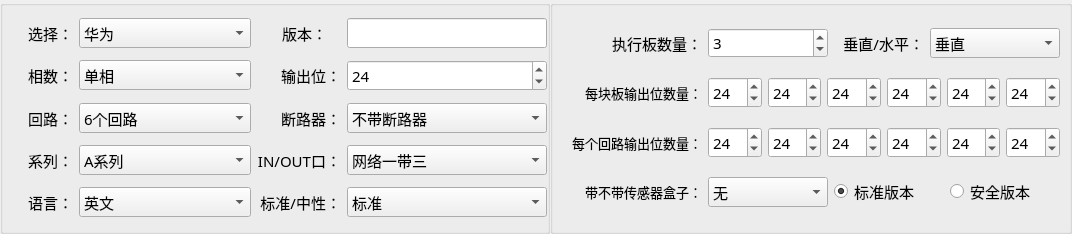
First picture: the form in PDU-QualityTest/home/home_mpduparamwid.ui, repository ChinaClever/PDU-QualityTest, before the edit.
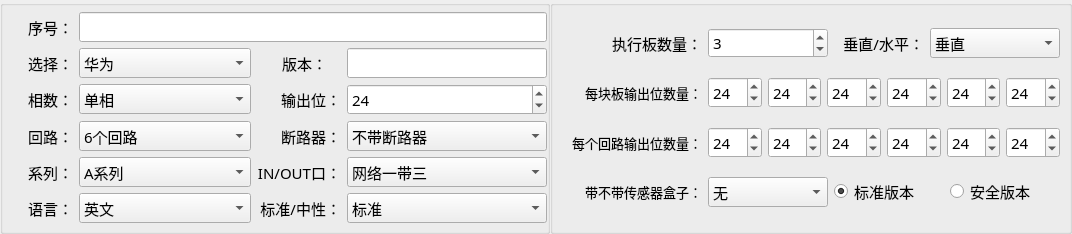
Second picture: the form after the edit.

What changed in the file:
```diff
--- a/PDU-QualityTest/home/home_mpduparamwid.ui
+++ b/PDU-QualityTest/home/home_mpduparamwid.ui
@@ -71,85 +71,7 @@
       <property name="verticalSpacing">
        <number>0</number>
       </property>
-      <item row="0" column="0">
-       <widget class="QLabel" name="label_1">
-        <property name="minimumSize">
-         <size>
-          <width>60</width>
-          <height>30</height>
-         </size>
-        </property>
-        <property name="maximumSize">
-         <size>
-          <width>70</width>
-          <height>16777215</height>
-         </size>
-        </property>
-        <property name="text">
-         <string>选择：</string>
-        </property>
-        <property name="alignment">
-         <set>Qt::AlignRight|Qt::AlignTrailing|Qt::AlignVCenter</set>
-        </property>
-       </widget>
-      </item>
-      <item row="0" column="1">
-       <widget class="QComboBox" name="verBox">
-        <property name="minimumSize">
-         <size>
-          <width>0</width>
-          <height>30</height>
-         </size>
-        </property>
-        <property name="maximumSize">
-         <size>
-          <width>200</width>
-          <height>16777215</height>
-         </size>
-        </property>
-        <property name="currentIndex">
-         <number>0</number>
-        </property>
-        <item>
-         <property name="text">
-          <string>华为</string>
-         </property>
-        </item>
-        <item>
-         <property name="text">
-          <string>一期</string>
-         </property>
-        </item>
-        <item>
-         <property name="text">
-          <string>二期</string>
-         </property>
-        </item>
-       </widget>
-      </item>
-      <item row="0" column="2">
-       <widget class="QLabel" name="label_2">
-        <property name="minimumSize">
-         <size>
-          <width>60</width>
-          <height>30</height>
-         </size>
-        </property>
-        <property name="maximumSize">
-         <size>
-          <width>70</width>
-          <height>16777215</height>
-         </size>
-        </property>
-        <property name="text">
-         <string>版本：</string>
-        </property>
-        <property name="alignment">
-         <set>Qt::AlignRight|Qt::AlignTrailing|Qt::AlignVCenter</set>
-        </property>
-       </widget>
-      </item>
-      <item row="0" column="3">
+      <item row="1" column="3">
        <widget class="QLineEdit" name="versionEdit">
         <property name="minimumSize">
          <size>
@@ -165,30 +87,8 @@
         </property>
        </widget>
       </item>
-      <item row="1" column="0">
-       <widget class="QLabel" name="label_3">
-        <property name="minimumSize">
-         <size>
-          <width>60</width>
-          <height>30</height>
-         </size>
-        </property>
-        <property name="maximumSize">
-         <size>
-          <width>70</width>
-          <height>16777215</height>
-         </size>
-        </property>
-        <property name="text">
-         <string>相数：</string>
-        </property>
-        <property name="alignment">
-         <set>Qt::AlignRight|Qt::AlignTrailing|Qt::AlignVCenter</set>
-        </property>
-       </widget>
-      </item>
-      <item row="1" column="1">
-       <widget class="QComboBox" name="lineBox">
+      <item row="4" column="3">
+       <widget class="QComboBox" name="modbusBox">
         <property name="minimumSize">
          <size>
           <width>0</width>
@@ -197,7 +97,7 @@
         </property>
         <item>
          <property name="text">
-          <string>单相</string>
+          <string>网络一带三</string>
          </property>
         </item>
         <item>
@@ -207,7 +107,7 @@
         </item>
        </widget>
       </item>
-      <item row="1" column="2">
+      <item row="2" column="2">
        <widget class="QLabel" name="label_4">
         <property name="minimumSize">
          <size>
@@ -229,45 +129,7 @@
         </property>
        </widget>
       </item>
-      <item row="1" column="3">
-       <widget class="QSpinBox" name="outputSpin">
-        <property name="minimumSize">
-         <size>
-          <width>0</width>
-          <height>30</height>
-         </size>
-        </property>
-        <property name="maximum">
-         <number>42</number>
-        </property>
-        <property name="value">
-         <number>24</number>
-        </property>
-       </widget>
-      </item>
-      <item row="2" column="0">
-       <widget class="QLabel" name="label_5">
-        <property name="minimumSize">
-         <size>
-          <width>60</width>
-          <height>30</height>
-         </size>
-        </property>
-        <property name="maximumSize">
-         <size>
-          <width>70</width>
-          <height>16777215</height>
-         </size>
-        </property>
-        <property name="text">
-         <string>回路：</string>
-        </property>
-        <property name="alignment">
-         <set>Qt::AlignRight|Qt::AlignTrailing|Qt::AlignVCenter</set>
-        </property>
-       </widget>
-      </item>
-      <item row="2" column="1">
+      <item row="3" column="1">
        <widget class="QComboBox" name="loopBox">
         <property name="minimumSize">
          <size>
@@ -305,8 +167,8 @@
         </item>
        </widget>
       </item>
-      <item row="2" column="2">
-       <widget class="QLabel" name="label_6">
+      <item row="1" column="2">
+       <widget class="QLabel" name="label_2">
         <property name="minimumSize">
          <size>
           <width>60</width>
@@ -315,12 +177,122 @@
         </property>
         <property name="maximumSize">
          <size>
+          <width>70</width>
+          <height>16777215</height>
+         </size>
+        </property>
+        <property name="text">
+         <string>版本：</string>
+        </property>
+        <property name="alignment">
+         <set>Qt::AlignRight|Qt::AlignTrailing|Qt::AlignVCenter</set>
+        </property>
+       </widget>
+      </item>
+      <item row="4" column="2">
+       <widget class="QLabel" name="label_8">
+        <property name="minimumSize">
+         <size>
+          <width>60</width>
+          <height>30</height>
+         </size>
+        </property>
+        <property name="maximumSize">
+         <size>
           <width>90</width>
           <height>16777215</height>
          </size>
         </property>
         <property name="text">
-         <string>断路器：</string>
+         <string>IN/OUT口：</string>
+        </property>
+        <property name="alignment">
+         <set>Qt::AlignRight|Qt::AlignTrailing|Qt::AlignVCenter</set>
+        </property>
+       </widget>
+      </item>
+      <item row="3" column="0">
+       <widget class="QLabel" name="label_5">
+        <property name="minimumSize">
+         <size>
+          <width>60</width>
+          <height>30</height>
+         </size>
+        </property>
+        <property name="maximumSize">
+         <size>
+          <width>70</width>
+          <height>16777215</height>
+         </size>
+        </property>
+        <property name="text">
+         <string>回路：</string>
+        </property>
+        <property name="alignment">
+         <set>Qt::AlignRight|Qt::AlignTrailing|Qt::AlignVCenter</set>
+        </property>
+       </widget>
+      </item>
+      <item row="1" column="0">
+       <widget class="QLabel" name="label_1">
+        <property name="minimumSize">
+         <size>
+          <width>60</width>
+          <height>30</height>
+         </size>
+        </property>
+        <property name="maximumSize">
+         <size>
+          <width>70</width>
+          <height>16777215</height>
+         </size>
+        </property>
+        <property name="text">
+         <string>选择：</string>
+        </property>
+        <property name="alignment">
+         <set>Qt::AlignRight|Qt::AlignTrailing|Qt::AlignVCenter</set>
+        </property>
+       </widget>
+      </item>
+      <item row="5" column="2">
+       <widget class="QLabel" name="label_10">
+        <property name="minimumSize">
+         <size>
+          <width>60</width>
+          <height>30</height>
+         </size>
+        </property>
+        <property name="maximumSize">
+         <size>
+          <width>90</width>
+          <height>16777215</height>
+         </size>
+        </property>
+        <property name="text">
+         <string>标准/中性：</string>
+        </property>
+        <property name="alignment">
+         <set>Qt::AlignRight|Qt::AlignTrailing|Qt::AlignVCenter</set>
+        </property>
+       </widget>
+      </item>
+      <item row="4" column="0">
+       <widget class="QLabel" name="label_7">
+        <property name="minimumSize">
+         <size>
+          <width>60</width>
+          <height>30</height>
+         </size>
+        </property>
+        <property name="maximumSize">
+         <size>
+          <width>70</width>
+          <height>16777215</height>
+         </size>
+        </property>
+        <property name="text">
+         <string>系列：</string>
         </property>
         <property name="alignment">
          <set>Qt::AlignRight|Qt::AlignTrailing|Qt::AlignVCenter</set>
@@ -328,6 +300,42 @@
        </widget>
       </item>
       <item row="2" column="3">
+       <widget class="QSpinBox" name="outputSpin">
+        <property name="minimumSize">
+         <size>
+          <width>0</width>
+          <height>30</height>
+         </size>
+        </property>
+        <property name="maximum">
+         <number>42</number>
+        </property>
+        <property name="value">
+         <number>24</number>
+        </property>
+       </widget>
+      </item>
+      <item row="2" column="1">
+       <widget class="QComboBox" name="lineBox">
+        <property name="minimumSize">
+         <size>
+          <width>0</width>
+          <height>30</height>
+         </size>
+        </property>
+        <item>
+         <property name="text">
+          <string>单相</string>
+         </property>
+        </item>
+        <item>
+         <property name="text">
+          <string>三相</string>
+         </property>
+        </item>
+       </widget>
+      </item>
+      <item row="3" column="3">
        <widget class="QComboBox" name="breakerBox">
         <property name="minimumSize">
          <size>
@@ -347,8 +355,48 @@
         </item>
        </widget>
       </item>
-      <item row="3" column="0">
-       <widget class="QLabel" name="label_7">
+      <item row="5" column="1">
+       <widget class="QComboBox" name="languageBox">
+        <property name="minimumSize">
+         <size>
+          <width>0</width>
+          <height>30</height>
+         </size>
+        </property>
+        <item>
+         <property name="text">
+          <string>英文</string>
+         </property>
+        </item>
+        <item>
+         <property name="text">
+          <string>中文</string>
+         </property>
+        </item>
+       </widget>
+      </item>
+      <item row="5" column="3">
+       <widget class="QComboBox" name="standardBox">
+        <property name="minimumSize">
+         <size>
+          <width>0</width>
+          <height>30</height>
+         </size>
+        </property>
+        <item>
+         <property name="text">
+          <string>标准</string>
+         </property>
+        </item>
+        <item>
+         <property name="text">
+          <string>中性</string>
+         </property>
+        </item>
+       </widget>
+      </item>
+      <item row="2" column="0">
+       <widget class="QLabel" name="label_3">
         <property name="minimumSize">
          <size>
           <width>60</width>
@@ -362,14 +410,70 @@
          </size>
         </property>
         <property name="text">
-         <string>系列：</string>
+         <string>相数：</string>
         </property>
         <property name="alignment">
          <set>Qt::AlignRight|Qt::AlignTrailing|Qt::AlignVCenter</set>
         </property>
        </widget>
       </item>
-      <item row="3" column="1">
+      <item row="3" column="2">
+       <widget class="QLabel" name="label_6">
+        <property name="minimumSize">
+         <size>
+          <width>60</width>
+          <height>30</height>
+         </size>
+        </property>
+        <property name="maximumSize">
+         <size>
+          <width>90</width>
+          <height>16777215</height>
+         </size>
+        </property>
+        <property name="text">
+         <string>断路器：</string>
+        </property>
+        <property name="alignment">
+         <set>Qt::AlignRight|Qt::AlignTrailing|Qt::AlignVCenter</set>
+        </property>
+       </widget>
+      </item>
+      <item row="1" column="1">
+       <widget class="QComboBox" name="verBox">
+        <property name="minimumSize">
+         <size>
+          <width>0</width>
+          <height>30</height>
+         </size>
+        </property>
+        <property name="maximumSize">
+         <size>
+          <width>200</width>
+          <height>16777215</height>
+         </size>
+        </property>
+        <property name="currentIndex">
+         <number>0</number>
+        </property>
+        <item>
+         <property name="text">
+          <string>华为</string>
+         </property>
+        </item>
+        <item>
+         <property name="text">
+          <string>一期</string>
+         </property>
+        </item>
+        <item>
+         <property name="text">
+          <string>二期</string>
+         </property>
+        </item>
+       </widget>
+      </item>
+      <item row="4" column="1">
        <widget class="QComboBox" name="seriesBox">
         <property name="minimumSize">
          <size>
@@ -404,49 +508,7 @@
         </item>
        </widget>
       </item>
-      <item row="3" column="2">
-       <widget class="QLabel" name="label_8">
-        <property name="minimumSize">
-         <size>
-          <width>60</width>
-          <height>30</height>
-         </size>
-        </property>
-        <property name="maximumSize">
-         <size>
-          <width>90</width>
-          <height>16777215</height>
-         </size>
-        </property>
-        <property name="text">
-         <string>IN/OUT口：</string>
-        </property>
-        <property name="alignment">
-         <set>Qt::AlignRight|Qt::AlignTrailing|Qt::AlignVCenter</set>
-        </property>
-       </widget>
-      </item>
-      <item row="3" column="3">
-       <widget class="QComboBox" name="modbusBox">
-        <property name="minimumSize">
-         <size>
-          <width>0</width>
-          <height>30</height>
-         </size>
-        </property>
-        <item>
-         <property name="text">
-          <string>网络一带三</string>
-         </property>
-        </item>
-        <item>
-         <property name="text">
-          <string>Modbus</string>
-         </property>
-        </item>
-       </widget>
-      </item>
-      <item row="4" column="0">
+      <item row="5" column="0">
        <widget class="QLabel" name="label_9">
         <property name="minimumSize">
          <size>
@@ -468,28 +530,8 @@
         </property>
        </widget>
       </item>
-      <item row="4" column="1">
-       <widget class="QComboBox" name="languageBox">
-        <property name="minimumSize">
-         <size>
-          <width>0</width>
-          <height>30</height>
-         </size>
-        </property>
-        <item>
-         <property name="text">
-          <string>英文</string>
-         </property>
-        </item>
-        <item>
-         <property name="text">
-          <string>中文</string>
-         </property>
-        </item>
-       </widget>
-      </item>
-      <item row="4" column="2">
-       <widget class="QLabel" name="label_10">
+      <item row="0" column="0">
+       <widget class="QLabel" name="label">
         <property name="minimumSize">
          <size>
           <width>60</width>
@@ -498,37 +540,20 @@
         </property>
         <property name="maximumSize">
          <size>
-          <width>90</width>
-          <height>16777215</height>
+          <width>70</width>
+          <height>30</height>
          </size>
         </property>
         <property name="text">
-         <string>标准/中性：</string>
+         <string>序号：</string>
         </property>
         <property name="alignment">
          <set>Qt::AlignRight|Qt::AlignTrailing|Qt::AlignVCenter</set>
         </property>
        </widget>
       </item>
-      <item row="4" column="3">
-       <widget class="QComboBox" name="standardBox">
-        <property name="minimumSize">
-         <size>
-          <width>0</width>
-          <height>30</height>
-         </size>
-        </property>
-        <item>
-         <property name="text">
-          <string>标准</string>
-         </property>
-        </item>
-        <item>
-         <property name="text">
-          <string>中性</string>
-         </property>
-        </item>
-       </widget>
+      <item row="0" column="1" colspan="3">
+       <widget class="QLineEdit" name="snEdit"/>
       </item>
      </layout>
     </widget>
```
Left out of the diff: 2 changed lines with no effect on the pictures.
